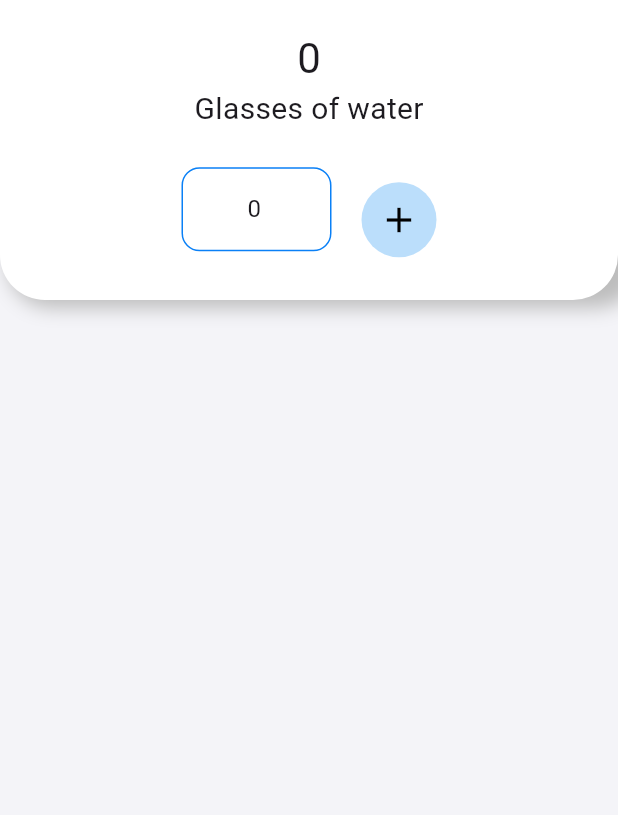
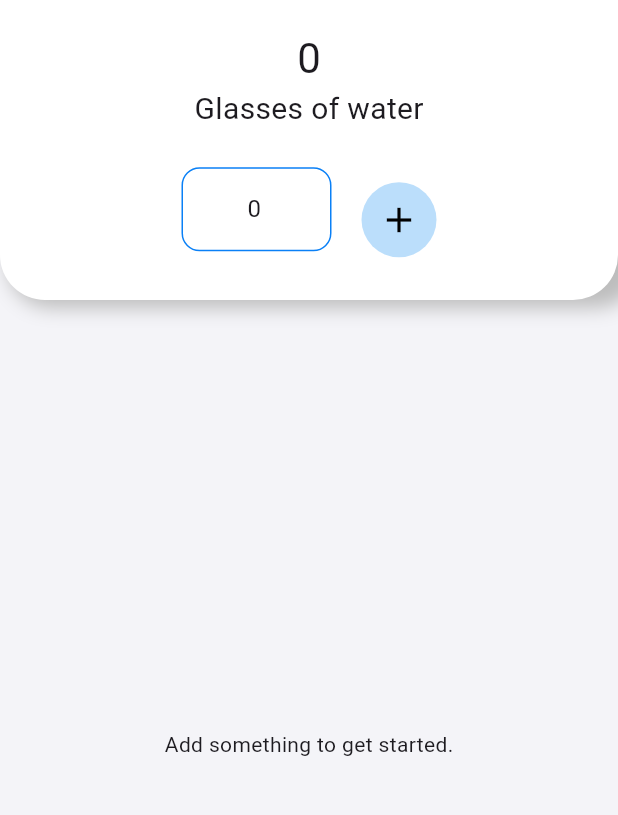
Before and after one commit to amitsurjo57/water_tracker_app, a Flutter app: the screen it shows after launch, on a phone screen of 412 x 824 dp, the part 84-899 px from its top. Run offline on Flutter 3.47's test engine with Material 3 defaults, Android fonts, the phone set to English and light mode, and no system bars.

```diff
--- a/lib/home_screen.dart
+++ b/lib/home_screen.dart
@@ -33,8 +33,14 @@ class _HomeScreenState extends State<HomeScreen> {
     );
   }
 
-  Expanded mainBody() {
-    return Expanded(
+  Widget mainBody() {
+    return waterTrackerList.isEmpty
+        ? const Expanded(
+          child: Center(
+              child: Text("Add something to get started."),
+            ),
+        )
+        : Expanded(
             child: ListView.separated(
               separatorBuilder: (context, index) =>
                   Divider(thickness: 2, color: Theme.of(context).primaryColor),
@@ -158,7 +164,7 @@ class _HomeScreenState extends State<HomeScreen> {
             backgroundColor: Colors.blue[100],
             foregroundColor: Colors.black,
             radius: 25,
-            child: const Icon(Icons.add,size: 28),
+            child: const Icon(Icons.add, size: 28),
           ),
         ),
       ],
```
Lines whose indentation alone changed are shown as unchanged.
